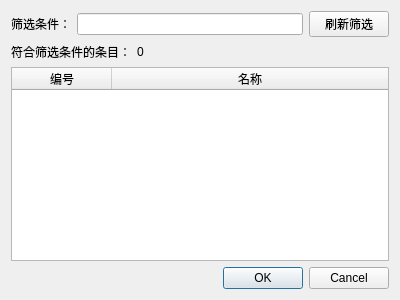
This is PhysioMgr/PsmDlgDepartSel.ui in yuylong/PhysioMgr as Qt 5 draws it before an edit. The edited form follows.
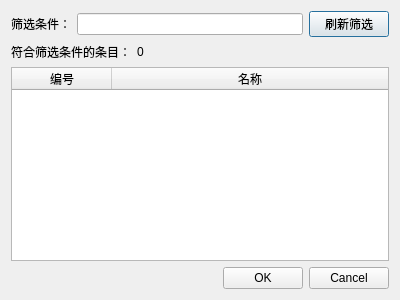
This is the edited form.

```diff
--- a/PhysioMgr/PsmDlgDepartSel.ui
+++ b/PhysioMgr/PsmDlgDepartSel.ui
@@ -31,6 +31,12 @@
        <property name="text">
         <string>刷新筛选</string>
        </property>
+       <property name="autoDefault">
+        <bool>false</bool>
+       </property>
+       <property name="default">
+        <bool>true</bool>
+       </property>
       </widget>
      </item>
     </layout>
```
